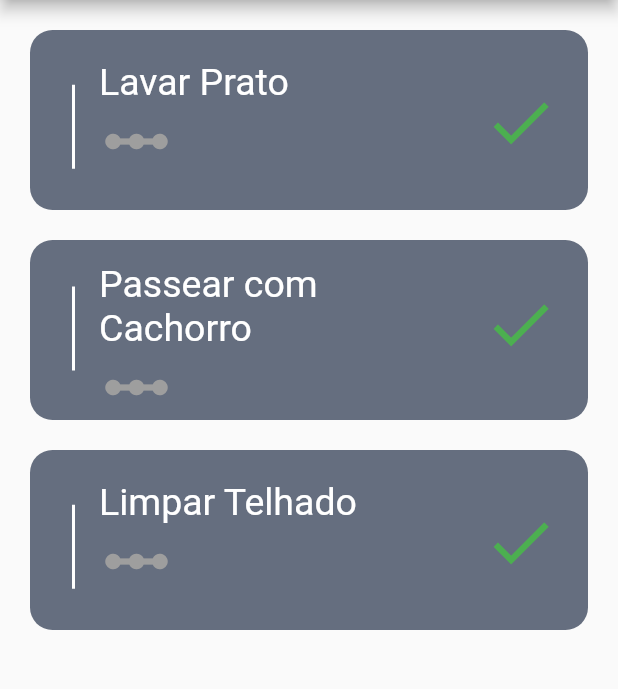
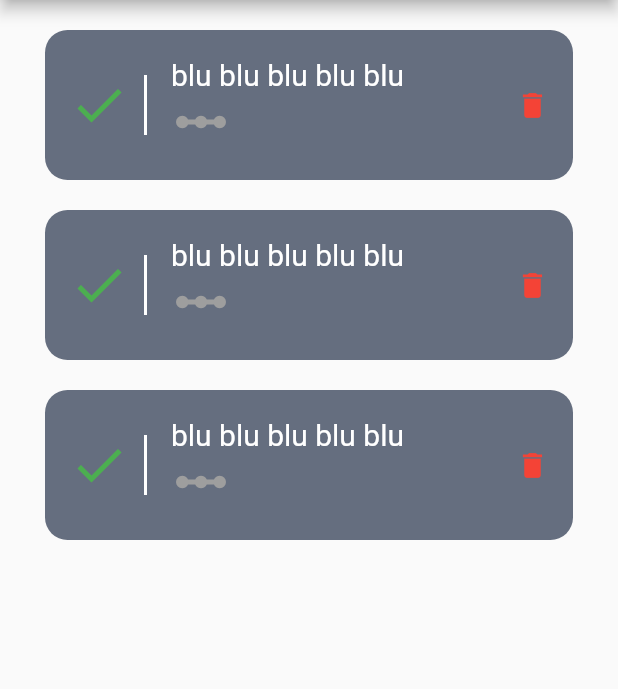
Before and after one commit to Davidson031/AppTarefasFlutter, a Flutter app: the screen it shows after launch, on a phone screen of 412 x 824 dp, the part 84-773 px from its top. Run offline on Flutter 3.47's test engine with Material 2 defaults, Android fonts, the phone set to English and light mode, and no system bars.

Commit message:
Ajustando Tile de tarefas

```diff
--- a/lib/components/TarefaTile.dart
+++ b/lib/components/TarefaTile.dart
@@ -6,45 +6,49 @@ import 'package:flutter/src/widgets/framework.dart';
 
 class TarefaTile extends StatelessWidget {
   String titulo;
-  //const TarefaTile({Key? key}) : super(key: key);
 
   TarefaTile(this.titulo);
 
   @override
   Widget build(BuildContext context) {
     return Container(
-      margin: const EdgeInsets.only(left: 20, top: 20, right: 20),
-      height: 120,
+      margin: const EdgeInsets.only(left: 30, top: 20, right: 30),
+      padding: const EdgeInsets.only(top: 5, bottom: 5),
+      height: 100,
       decoration: const BoxDecoration(
         color: Color.fromRGBO(64, 75, 96, 0.8),
         borderRadius: BorderRadius.all(Radius.circular(15)),
       ),
       child: Center(
         child: ListTile(
-          minLeadingWidth: 10,
-          minVerticalPadding: 0,
-          contentPadding: EdgeInsets.symmetric(
-            horizontal: 20.0,
-            vertical: 15.0,
-          ),
+          minLeadingWidth: 1,
           leading: Container(
-            height: 100,
-            width: 10,
+            padding: EdgeInsets.only(right: 10),
             decoration: BoxDecoration(
                 border: Border(
               right: BorderSide(width: 2.0, color: Colors.white),
             )),
+            child: Icon(Icons.done, color: Colors.green, size: 40.0),
           ),
           title: Text(
-            titulo,
-            style: TextStyle(color: Colors.white, fontSize: 25),
+            'blu blu blu blu blu',
+            style: TextStyle(color: Colors.white, fontSize: 20),
           ),
           subtitle: Row(
             children: [
-              Icon(Icons.linear_scale, color: Colors.grey, size: 50,),
+              Icon(
+                Icons.linear_scale,
+                color: Colors.grey,
+                size: 40,
+              ),
             ],
           ),
-          trailing: Icon(Icons.done, color: Colors.green, size: 50.0),
+          trailing: Column(
+            mainAxisAlignment: MainAxisAlignment.center,
+            children: [
+              Icon(Icons.delete, color: Colors.red, size: 22.0),
+            ],
+          ),
         ),
       ),
     );
```
